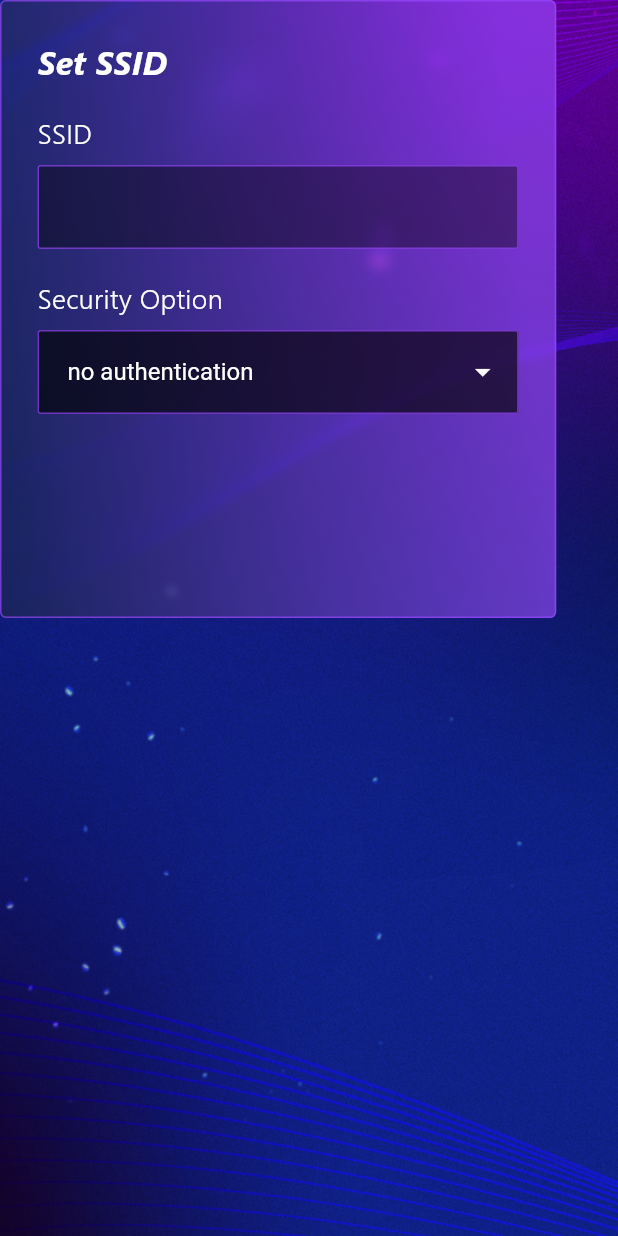
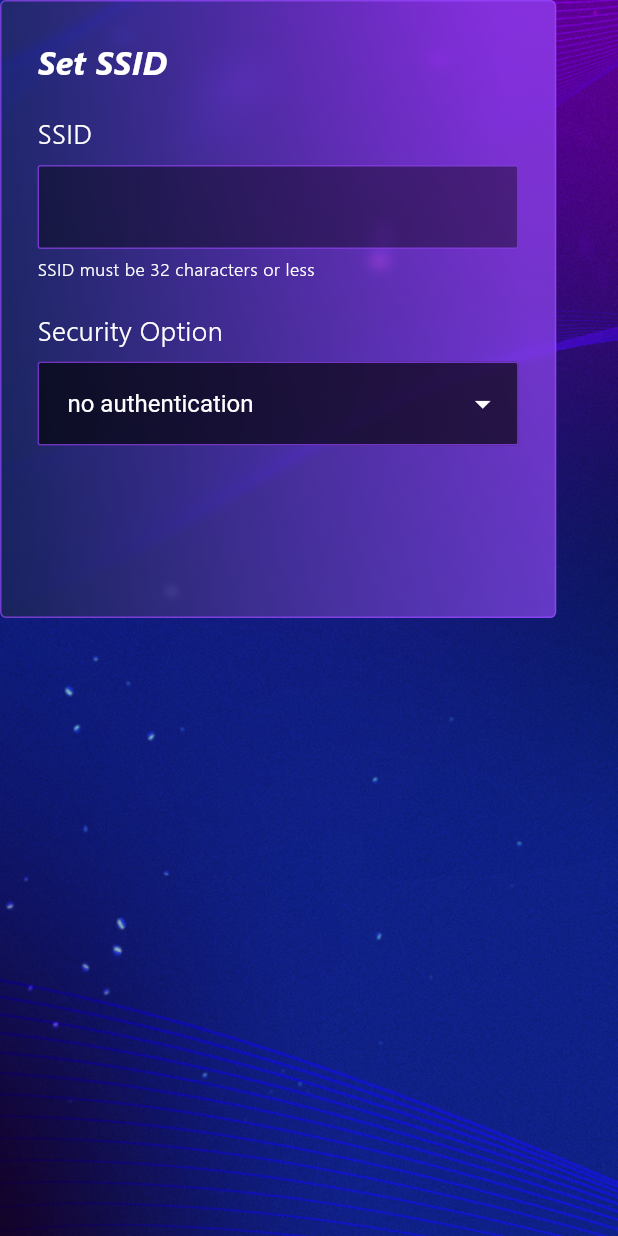
Before and after one commit to airparkchen/testBlack, a Flutter app: the SetSSIDComponent widget shown alone on an empty page, opened directly, on a phone screen of 412 x 824 dp. Run offline on Flutter 3.47's test engine with Material 3 defaults, Android fonts, the phone set to English and light mode, and no system bars; our stand-ins replace connectivity_plus, convert, device_info_plus, flutter_secure_storage, hex, permission_handler and 2 more; missing offline and left inert: app_settings, mobile_scanner, network_info_plus, wifi_iot, wifi_scan; accounts and stored records are empty; network calls fail; project files that could hold a hidden picture were left out.

Commit message:
添加SSID設定上限32字元提示

```diff
--- a/lib/shared/ui/components/basic/SetSSIDComponent.dart
+++ b/lib/shared/ui/components/basic/SetSSIDComponent.dart
@@ -35,6 +35,7 @@ class _SetSSIDComponentState extends State<SetSSIDComponent> {
   final TextEditingController _passwordController = TextEditingController();
   final AppTheme _appTheme = AppTheme();
   final ScrollController _scrollController = ScrollController();
+  bool _isSsidError = false;  // SSID 錯誤狀態
 
   // 焦點節點
   final FocusNode _ssidFocusNode = FocusNode();
@@ -45,7 +46,6 @@ class _SetSSIDComponentState extends State<SetSSIDComponent> {
   bool _showPasswordField = true;
 
   // Error state flags
-  bool _isSsidError = false;
   bool _isPasswordError = false;
 
   // Error message texts
@@ -184,18 +184,20 @@ class _SetSSIDComponentState extends State<SetSSIDComponent> {
     final ssid = _ssidController.text;
 
     setState(() {
-      if (ssid.isEmpty) {
-        _isSsidError = true;
-        _ssidErrorText = 'Please enter an SSID';
-      } else if (ssid.length > 64) {
-        _isSsidError = true;
-        _ssidErrorText = 'SSID must be 64 characters or less';
-      } else if (!_isValidCharacters(ssid)) {
-        _isSsidError = true;
-        _ssidErrorText = 'SSID contains invalid characters';
+      if (ssid.isNotEmpty) {
+        // 檢查長度 - 32 字元限制
+        if (ssid.length > 32) {
+          _isSsidError = true;
+        }
+        // 檢查字符有效性
+        else if (!_isValidCharacters(ssid)) {
+          _isSsidError = true;
+        }
+        else {
+          _isSsidError = false;
+        }
       } else {
         _isSsidError = false;
-        _ssidErrorText = '';
       }
     });
   }
@@ -250,6 +252,52 @@ class _SetSSIDComponentState extends State<SetSSIDComponent> {
     }
 
     return true;
+  }
+
+  // 動態 SSID 提示方法（類似密碼提示）
+  String _getSsidHintText(String ssid, bool isError) {
+    if (ssid.isEmpty) {
+      return 'SSID must be 32 characters or less';
+    }
+
+    if (ssid.length > 32) {
+      return 'SSID too long (current: ${ssid.length}, max: 32 characters)';
+    }
+
+    if (ssid.length >= 30) {
+      return 'SSID meets requirements (${ssid.length}/32 characters)';
+    }
+
+    if (!_isValidCharacters(ssid)) {
+      return 'SSID contains invalid characters';
+    }
+
+    return 'SSID meets requirements (${ssid.length}/32 characters)';
+  }
+
+// 動態密碼提示方法
+  String _getPasswordHintText(String password, bool isError) {
+    if (!_showPasswordField) {
+      return '';
+    }
+
+    if (password.isEmpty) {
+      return 'Password must be at least 8 characters';
+    }
+
+    if (password.length < 8) {
+      return 'Password too short (minimum 8 characters)';
+    }
+
+    if (password.length > 64) {
+      return 'Password too long (maximum 64 characters)';
+    }
+
+    if (!_isValidCharacters(password)) {
+      return 'Password contains invalid characters';
+    }
+
+    return 'Password meets requirements';
   }
 
   @override
@@ -315,6 +363,7 @@ class _SetSSIDComponentState extends State<SetSSIDComponent> {
               isError: _isSsidError,
               focusNode: _ssidFocusNode,
             ),
+            hintText: _getSsidHintText(_ssidController.text, _isSsidError),
             errorText: _isSsidError ? _ssidErrorText : null,
             bottomInset: bottomInset,
           ),
@@ -343,7 +392,7 @@ class _SetSSIDComponentState extends State<SetSSIDComponent> {
                 isError: _isPasswordError,
                 focusNode: _passwordFocusNode,
               ),
-              errorText: _isPasswordError ? _passwordErrorText : null,
+              hintText: _getPasswordHintText(_passwordController.text, _isPasswordError),
               bottomInset: bottomInset,
             ),
           ],
@@ -364,6 +413,7 @@ class _SetSSIDComponentState extends State<SetSSIDComponent> {
     required bool isError,
     required Widget child,
     String? errorText,
+    String? hintText,
     required double bottomInset,
   }) {
     return Column(
@@ -372,24 +422,22 @@ class _SetSSIDComponentState extends State<SetSSIDComponent> {
         Text(
           label,
           style: TextStyle(
-            fontSize: bottomInset > 0 ? 16 : 18, // 鍵盤彈出時縮小字體
+            fontSize: bottomInset > 0 ? 16 : 18,
             fontWeight: FontWeight.normal,
             color: isError ? const Color(0xFFFF00E5) : Colors.white,
           ),
         ),
         const SizedBox(height: 8),
         child,
-        if (errorText != null)
-          Padding(
-            padding: const EdgeInsets.only(top: 4.0),
-            child: Text(
-              errorText,
-              style: TextStyle(
-                color: const Color(0xFFFF00E5),
-                fontSize: bottomInset > 0 ? 10 : 12, // 鍵盤彈出時縮小字體
-              ),
-            ),
+        const SizedBox(height: 4),
+        // 🔧 修改：顯示動態提示文字
+        Text(
+          hintText ?? (errorText ?? ''),
+          style: TextStyle(
+            color: isError ? const Color(0xFFFF00E5) : Colors.white,
+            fontSize: bottomInset > 0 ? 10 : 12,
           ),
+        ),
       ],
     );
   }
--- a/lib/shared/ui/pages/initialization/WifiSettingFlowPage.dart
+++ b/lib/shared/ui/pages/initialization/WifiSettingFlowPage.dart
@@ -1819,8 +1819,8 @@ class _WifiSettingFlowPageState extends State<WifiSettingFlowPage> {
     // 驗證 SSID
     if (ssid.isEmpty) {
       return 'Please enter an SSID';
-    } else if (ssid.length > 64) {
-      return 'SSID must be 64 characters or less';
+    } else if (ssid.length > 32) {
+      return 'SSID must be 32 characters or less';
     } else {
       // 驗證 SSID 字符
       final RegExp validChars = RegExp(
@@ -2238,10 +2238,16 @@ class _WifiSettingFlowPageState extends State<WifiSettingFlowPage> {
       return false;
     }
 
-    if (ssid.length > 64) {
-      print('❌ SSID 驗證失敗: SSID 長度超過 64 字元');
+    if (ssid.length > 32) {
+      print('❌ SSID 驗證失敗: SSID 長度超過 32 字元');
       return false;
     }
+
+    // // 🔧 新增：檢查 SSID 長度（32 字節限制）
+    // if (ssid.length > 32) {
+    //   print('❌ SSID 驗證失敗: SSID 長度超過 32 字元 (當前: ${ssid.length})');
+    //   return false;
+    // }
 
     // 驗證 SSID 字符
     final RegExp validChars = RegExp(
```
